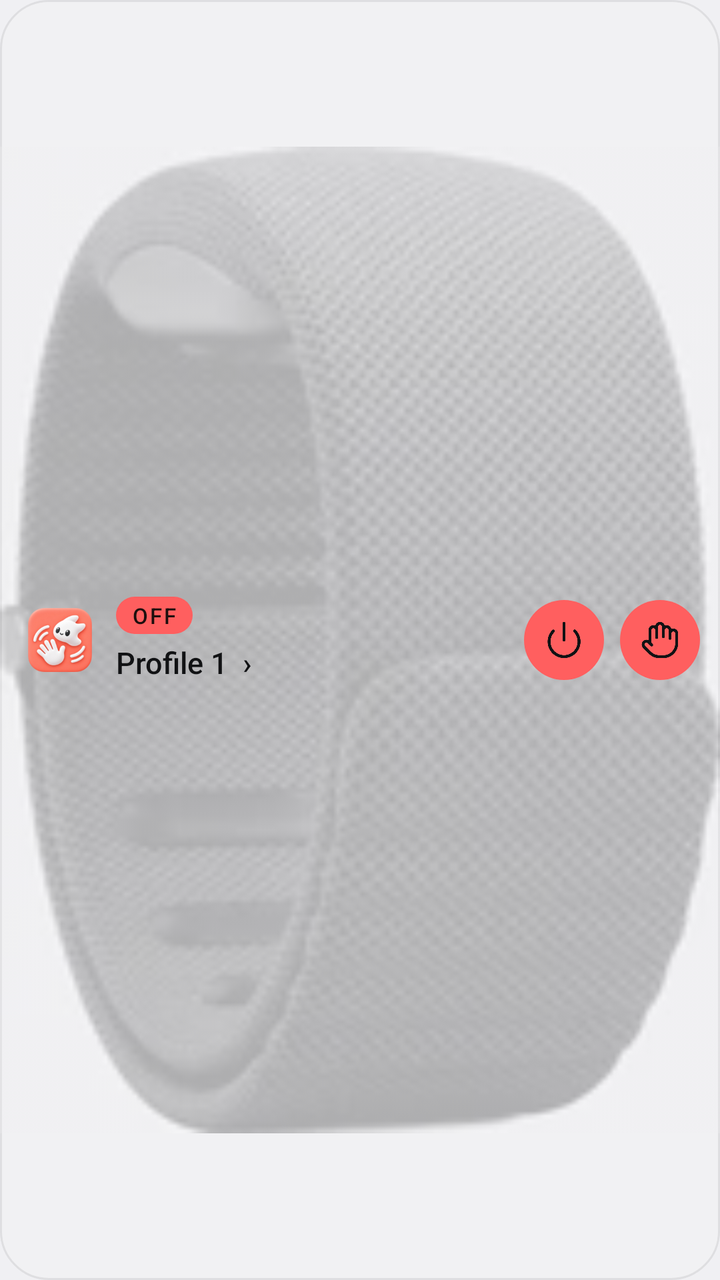
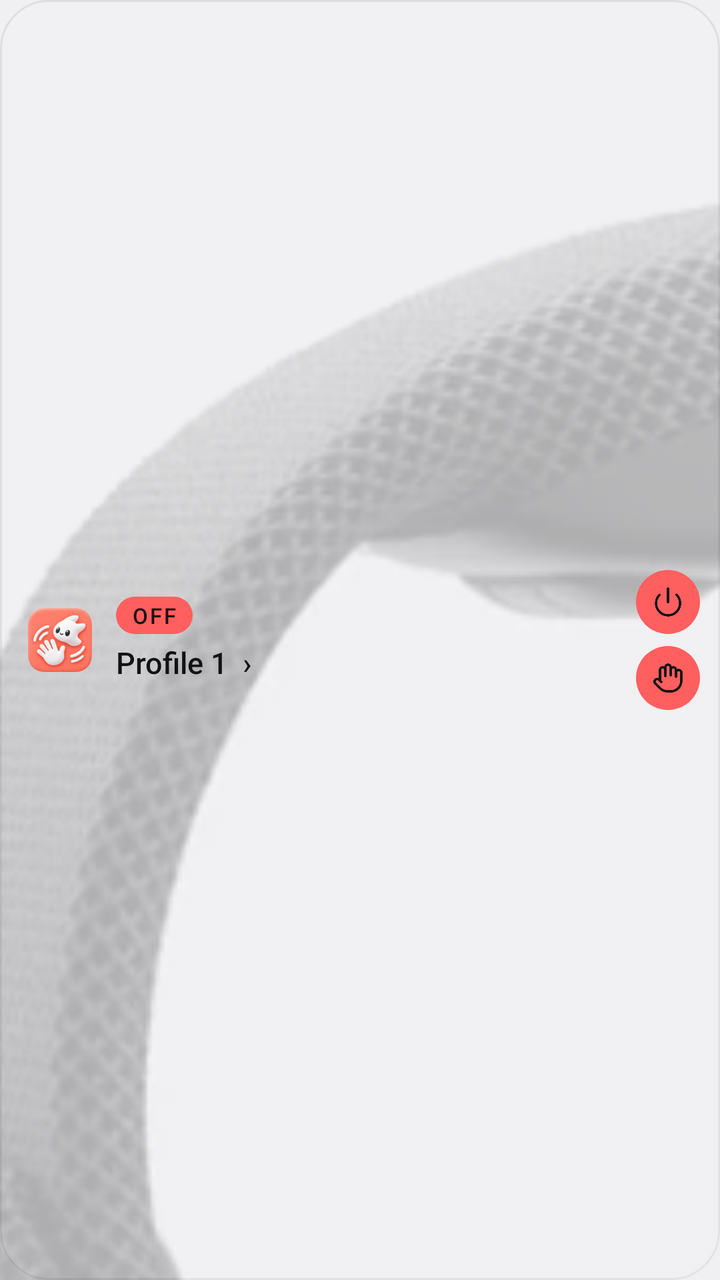

Two renders of the same Android screen: before a commit and after it. Below are the layout's source before the change and the commit's diff.
<!-- AndroidManifest.xml: application theme android:Theme.DeviceDefault.Light.NoActionBar -->
<!-- res/layout/widget_band.xml -->
<?xml version="1.0" encoding="utf-8"?>
<FrameLayout xmlns:android="http://schemas.android.com/apk/res/android"
    android:id="@+id/widget"
    android:layout_width="match_parent"
    android:layout_height="match_parent"
    android:background="@drawable/widget_background">

    <ImageView
        android:layout_width="wrap_content"
        android:layout_height="match_parent"
        android:layout_gravity="center"
        android:adjustViewBounds="true"
        android:alpha="0.28"
        android:importantForAccessibility="no"
        android:paddingTop="4dp"
        android:paddingBottom="4dp"
        android:scaleType="fitCenter"
        android:src="@drawable/widget_band" />

    <LinearLayout
        android:layout_width="match_parent"
        android:layout_height="match_parent"
        android:gravity="center_vertical"
        android:orientation="horizontal"
        android:paddingStart="14dp"
        android:paddingEnd="10dp">

        <ImageView
            android:layout_width="32dp"
            android:layout_height="32dp"
            android:layout_marginEnd="12dp"
            android:importantForAccessibility="no"
            android:src="@drawable/app_mark" />

        <LinearLayout
            android:layout_width="0dp"
            android:layout_height="wrap_content"
            android:layout_weight="1"
            android:orientation="vertical">

            <TextView
                android:id="@+id/widget_chip"
                android:layout_width="wrap_content"
                android:layout_height="wrap_content"
                android:background="@drawable/widget_chip_stop"
                android:fontFamily="sans-serif-medium"
                android:letterSpacing="0.08"
                android:paddingStart="8dp"
                android:paddingTop="2dp"
                android:paddingEnd="8dp"
                android:paddingBottom="2dp"
                android:singleLine="true"
                android:text="OFF"
                android:textColor="#FF1E0F0E"
                android:textSize="11sp" />

            <TextView
                android:id="@+id/widget_profile"
                android:layout_width="wrap_content"
                android:layout_height="wrap_content"
                android:layout_marginTop="4dp"
                android:contentDescription="Choose a profile"
                android:ellipsize="end"
                android:fontFamily="sans-serif-medium"
                android:singleLine="true"
                android:text="Profile 1  ›"
                android:textColor="#FF111214"
                android:textSize="15sp" />
        </LinearLayout>

        <ImageView
            android:id="@+id/widget_power"
            android:layout_width="40dp"
            android:layout_height="40dp"
            android:background="@drawable/widget_button_stop"
            android:contentDescription="Band connection"
            android:padding="10dp"
            android:src="@drawable/ic_power" />

        <ImageView
            android:id="@+id/widget_controls"
            android:layout_width="40dp"
            android:layout_height="40dp"
            android:layout_marginStart="8dp"
            android:background="@drawable/widget_button_stop"
            android:contentDescription="Gestures"
            android:padding="10dp"
            android:src="@drawable/ic_hand" />
    </LinearLayout>
</FrameLayout>
<!-- resources referenced by this layout -->
<resources>
  <!-- drawable app_mark: png bitmap (drawable-nodpi, 29624 bytes) -->
  <!-- drawable ic_hand (drawable) -->
  <?xml version="1.0" encoding="utf-8"?>
  <vector xmlns:android="http://schemas.android.com/apk/res/android"
      android:width="24dp"
      android:height="24dp"
      android:viewportWidth="24"
      android:viewportHeight="24">
      <path
          android:pathData="M18 11V6a2 2 0 0 0-2-2a2 2 0 0 0-2 2"
          android:strokeColor="#FF111214"
          android:strokeWidth="1.75"
          android:strokeLineCap="round"
          android:strokeLineJoin="round"
          android:fillColor="#00000000" />
      <path
          android:pathData="M14 10V4a2 2 0 0 0-2-2a2 2 0 0 0-2 2v2"
          android:strokeColor="#FF111214"
          android:strokeWidth="1.75"
          android:strokeLineCap="round"
          android:strokeLineJoin="round"
          android:fillColor="#00000000" />
      <path
          android:pathData="M10 10.5V6a2 2 0 0 0-2-2a2 2 0 0 0-2 2v8"
          android:strokeColor="#FF111214"
          android:strokeWidth="1.75"
          android:strokeLineCap="round"
          android:strokeLineJoin="round"
          android:fillColor="#00000000" />
      <path
          android:pathData="M18 8a2 2 0 1 1 4 0v6a8 8 0 0 1-8 8h-2c-2.8 0-4.5-.86-5.99-2.34l-3.6-3.6a2 2 0 0 1 2.83-2.82L7 15"
          android:strokeColor="#FF111214"
          android:strokeWidth="1.75"
          android:strokeLineCap="round"
          android:strokeLineJoin="round"
          android:fillColor="#00000000" />
  </vector>
  <!-- drawable ic_power (drawable) -->
  <?xml version="1.0" encoding="utf-8"?>
  <vector xmlns:android="http://schemas.android.com/apk/res/android"
      android:width="24dp"
      android:height="24dp"
      android:viewportWidth="24"
      android:viewportHeight="24">
      <path
          android:pathData="M12 2v10"
          android:strokeColor="#FF111214"
          android:strokeWidth="1.75"
          android:strokeLineCap="round"
          android:strokeLineJoin="round"
          android:fillColor="#00000000" />
      <path
          android:pathData="M18.4 6.6a9 9 0 1 1-12.77.04"
          android:strokeColor="#FF111214"
          android:strokeWidth="1.75"
          android:strokeLineCap="round"
          android:strokeLineJoin="round"
          android:fillColor="#00000000" />
  </vector>
  <!-- drawable widget_background (drawable) -->
  <?xml version="1.0" encoding="utf-8"?>
  <shape xmlns:android="http://schemas.android.com/apk/res/android" android:shape="rectangle">
      <solid android:color="#FFF1F1F3" />
      <stroke android:width="1dp" android:color="#14111214" />
      <corners android:radius="24dp" />
  </shape>
  <!-- drawable widget_band: webp bitmap (drawable-nodpi, 7806 bytes) -->
  <!-- drawable widget_button_stop (drawable) -->
  <?xml version="1.0" encoding="utf-8"?>
  <shape xmlns:android="http://schemas.android.com/apk/res/android" android:shape="oval">
      <solid android:color="#FFFF5F5F" />
  </shape>
  <!-- drawable widget_chip_stop (drawable) -->
  <?xml version="1.0" encoding="utf-8"?>
  <shape xmlns:android="http://schemas.android.com/apk/res/android" android:shape="rectangle">
      <solid android:color="#FFFF5F5F" />
      <corners android:radius="999dp" />
  </shape>
</resources>

<!-- the commit's change to res/layout/widget_band.xml (unified diff, before → after) -->
@@ -5,16 +5,13 @@
     android:layout_height="match_parent"
     android:background="@drawable/widget_background">
 
+    
     <ImageView
-        android:layout_width="wrap_content"
+        android:layout_width="match_parent"
         android:layout_height="match_parent"
-        android:layout_gravity="center"
-        android:adjustViewBounds="true"
         android:alpha="0.28"
         android:importantForAccessibility="no"
-        android:paddingTop="4dp"
-        android:paddingBottom="4dp"
-        android:scaleType="fitCenter"
+        android:scaleType="centerCrop"
         android:src="@drawable/widget_band" />
 
     <LinearLayout
@@ -68,23 +65,30 @@
                 android:textSize="15sp" />
         </LinearLayout>
 
-        <ImageView
-            android:id="@+id/widget_power"
-            android:layout_width="40dp"
-            android:layout_height="40dp"
-            android:background="@drawable/widget_button_stop"
-            android:contentDescription="Band connection"
-            android:padding="10dp"
-            android:src="@drawable/ic_power" />
+        
+        <LinearLayout
+            android:layout_width="wrap_content"
+            android:layout_height="wrap_content"
+            android:orientation="vertical">
 
-        <ImageView
-            android:id="@+id/widget_controls"
-            android:layout_width="40dp"
-            android:layout_height="40dp"
-            android:layout_marginStart="8dp"
-            android:background="@drawable/widget_button_stop"
-            android:contentDescription="Gestures"
-            android:padding="10dp"
-            android:src="@drawable/ic_hand" />
+            <ImageView
+                android:id="@+id/widget_power"
+                android:layout_width="32dp"
+                android:layout_height="32dp"
+                android:background="@drawable/widget_button_stop"
+                android:contentDescription="Band connection"
+                android:padding="8dp"
+                android:src="@drawable/ic_power" />
+
+            <ImageView
+                android:id="@+id/widget_controls"
+                android:layout_width="32dp"
+                android:layout_height="32dp"
+                android:layout_marginTop="6dp"
+                android:background="@drawable/widget_button_stop"
+                android:contentDescription="Gestures"
+                android:padding="8dp"
+                android:src="@drawable/ic_hand" />
+        </LinearLayout>
     </LinearLayout>
 </FrameLayout>
<!-- resource entries referenced after the edit -->
@@ -66,7 +66,7 @@
       <stroke android:width="1dp" android:color="#14111214" />
       <corners android:radius="24dp" />
   </shape>
-  <!-- drawable widget_band: webp bitmap (drawable-nodpi, 7806 bytes) -->
+  <!-- drawable widget_band: webp bitmap (drawable-nodpi, 16072 bytes) -->
   <!-- drawable widget_button_stop (drawable) -->
   <?xml version="1.0" encoding="utf-8"?>
   <shape xmlns:android="http://schemas.android.com/apk/res/android" android:shape="oval">
